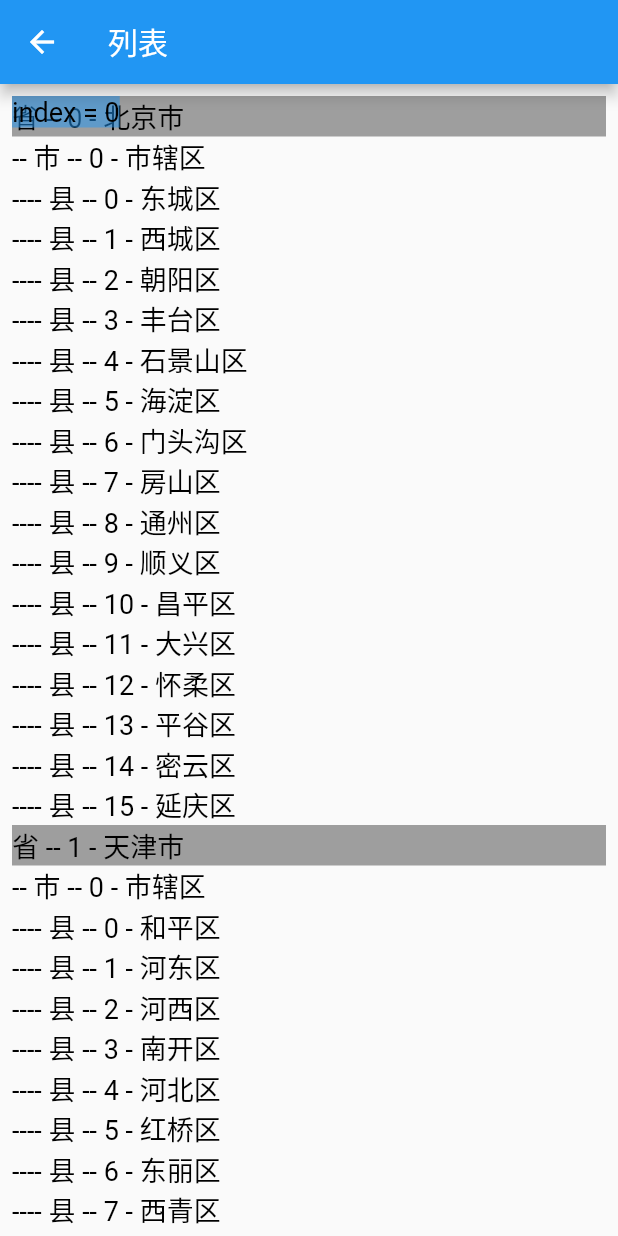
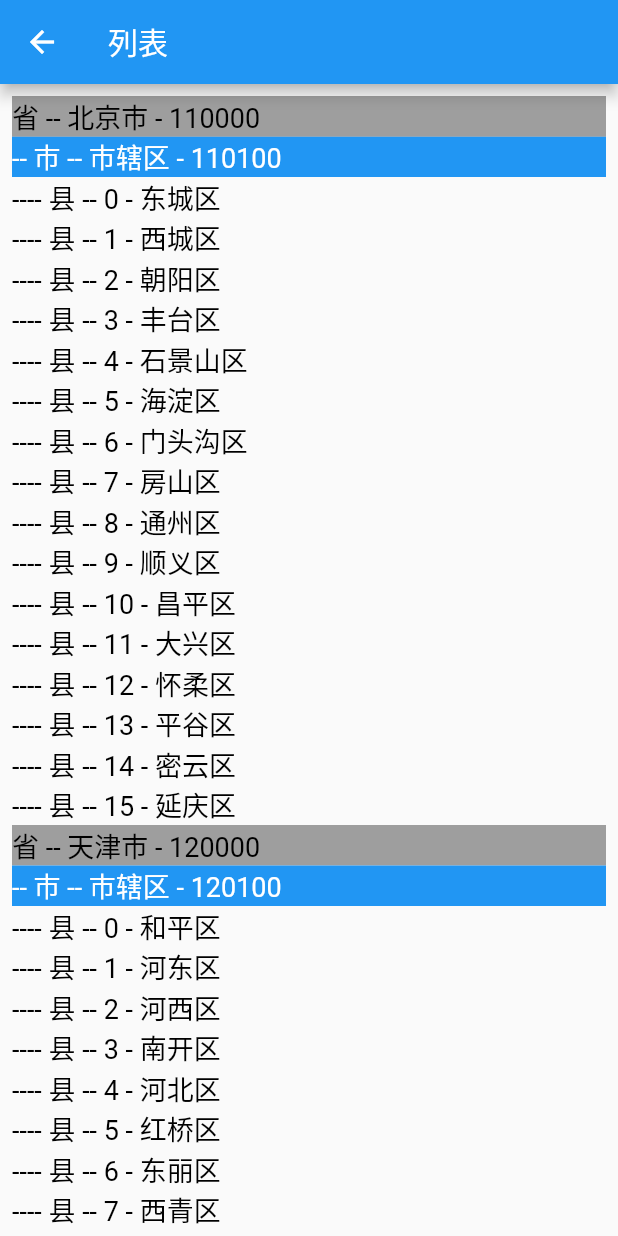
Before and after one commit to conghaonet/flutter_example, a Flutter app: the Cities screen opened directly, on a phone screen of 412 x 824 dp. Run offline on Flutter 3.47's test engine with Material 2 defaults, Android fonts, the phone set to English and light mode, and no system bars; our stand-ins replace event_bus, fluttertoast; generated files the repository leaves out were written again.

Commit message:
add: province_title

```diff
--- a/lib/city_list/cities.dart
+++ b/lib/city_list/cities.dart
@@ -8,6 +8,7 @@ import 'package:flutter_example/city_list/entity.dart';
 import 'package:flutter_example/city_list/province_event.dart';
 import 'package:flutter_example/city_list/province_item.dart';
 import 'package:flutter_example/city_list/province_notifier.dart';
+import 'package:flutter_example/city_list/province_title.dart';
 import 'package:provider/provider.dart';
 
 class Cities extends StatefulWidget {
@@ -79,10 +80,8 @@ class _CitiesState extends State<Cities> {
                     },
                   ),
                 ),
-                Container(
-                  color: Colors.blue.withOpacity(0.5),
-                  child: Text('index = ${Provider.of<ProvinceNotifier>(context).provinceIndex}'),
-                ),
+                if(provinces.isNotEmpty)
+                  ProvinceTitle(provinces[Provider.of<ProvinceNotifier>(context).provinceIndex]),
               ],
             ),
           ),
--- a/lib/city_list/city_item.dart
+++ b/lib/city_list/city_item.dart
@@ -2,6 +2,7 @@ import 'package:flutter/cupertino.dart';
 import 'package:flutter_example/city_list/entity.dart';
 
 import 'area_item.dart';
+import 'city_title.dart';
 
 class CityItem extends StatefulWidget {
   final CityEntity city;
@@ -18,7 +19,7 @@ class _CityItemState extends State<CityItem> {
       crossAxisAlignment: CrossAxisAlignment.start,
       mainAxisSize: MainAxisSize.min,
       children: <Widget>[
-        Text('-- 市 -- ${widget.index} - ${widget.city.name}'),
+        CityTitle(widget.city),
         if(widget.city.area != null && widget.city.area.length > 0)
           ListView.custom(
             primary: false,
--- /dev/null
+++ b/lib/city_list/city_title.dart
@@ -0,0 +1,21 @@
+import 'package:flutter/cupertino.dart';
+import 'package:flutter/material.dart';
+import 'package:flutter_example/city_list/entity.dart';
+
+class CityTitle extends StatelessWidget {
+  final CityEntity cityEntity;
+  CityTitle(this.cityEntity);
+
+  @override
+  Widget build(BuildContext context) {
+    return Container(
+      width: double.infinity,
+      color: Colors.blue,
+      child: Text(
+        '-- 市 -- ${cityEntity.name} - ${cityEntity.code}',
+        style: TextStyle(color: Colors.white),
+      ),
+    );
+  }
+
+}
--- a/lib/city_list/province_item.dart
+++ b/lib/city_list/province_item.dart
@@ -3,6 +3,7 @@ import 'package:flutter/material.dart';
 import 'package:flutter_example/city_list/city_item.dart';
 import 'package:flutter_example/city_list/entity.dart';
 import 'package:flutter_example/city_list/province_notifier.dart';
+import 'package:flutter_example/city_list/province_title.dart';
 import 'package:provider/provider.dart';
 
 class ProvinceItem extends StatefulWidget {
@@ -27,11 +28,7 @@ class _ProvinceItemState extends State<ProvinceItem> {
           onTap: () {
 //            Provider.of<ProvinceNotifier>(context, listen: false).updateProvince(widget.index);
           },
-          child: Container(
-            color: Colors.grey,
-            width: double.infinity,
-            child: Text('省 -- ${widget.index} - ${widget.province.name}'),
-          ),
+          child: ProvinceTitle(widget.province),
         ),
         ListView.custom(
           primary: false,
--- /dev/null
+++ b/lib/city_list/province_title.dart
@@ -0,0 +1,18 @@
+import 'package:flutter/cupertino.dart';
+import 'package:flutter/material.dart';
+import 'package:flutter_example/city_list/entity.dart';
+
+class ProvinceTitle extends StatelessWidget {
+  final ProvinceEntity provinceEntity;
+  ProvinceTitle(this.provinceEntity);
+
+  @override
+  Widget build(BuildContext context) {
+    return Container(
+      width: double.infinity,
+      color: Colors.grey,
+      child: Text('省 -- ${provinceEntity.name} - ${provinceEntity.code}'),
+    );
+  }
+
+}
```
